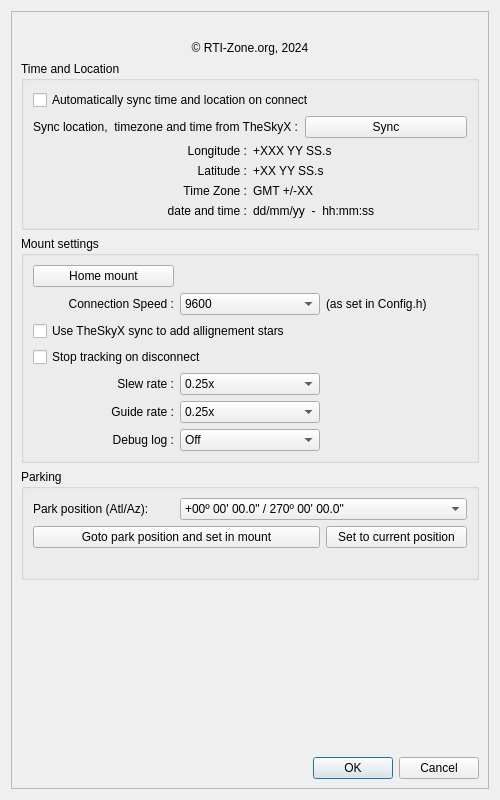
This is OnStep.ui in rpineau/OnStep as Qt 5 draws it before an edit. The edited form follows.
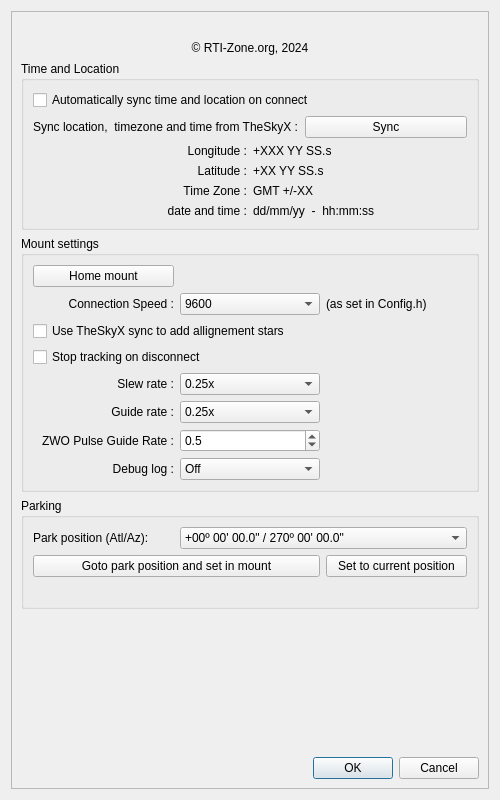
This is the edited form. Icons and pictures are not drawn. Custom widgets are drawn as their Qt base class.

```diff
--- a/OnStep.ui
+++ b/OnStep.ui
@@ -340,6 +340,35 @@
           </widget>
          </item>
          <item row="6" column="0">
+          <widget class="QLabel" name="label_ZWOGuideRate">
+           <property name="text">
+            <string>ZWO Pulse Guide Rate :</string>
+           </property>
+           <property name="alignment">
+            <set>Qt::AlignRight|Qt::AlignTrailing|Qt::AlignVCenter</set>
+           </property>
+          </widget>
+         </item>
+         <item row="6" column="1">
+          <widget class="QDoubleSpinBox" name="doubleSpinBox_GuideRate">
+           <property name="decimals">
+            <number>1</number>
+           </property>
+           <property name="minimum">
+            <double>0.1</double>
+           </property>
+           <property name="maximum">
+            <double>0.9</double>
+           </property>
+           <property name="singleStep">
+            <double>0.1</double>
+           </property>
+           <property name="value">
+            <double>0.5</double>
+           </property>
+          </widget>
+         </item>
+         <item row="7" column="0">
           <widget class="QLabel" name="label_10">
            <property name="text">
             <string>Debug log :</string>
@@ -349,7 +378,7 @@
            </property>
           </widget>
          </item>
-         <item row="6" column="1">
+         <item row="7" column="1">
           <widget class="QComboBox" name="comboBox_5">
            <item>
             <property name="text">
```
